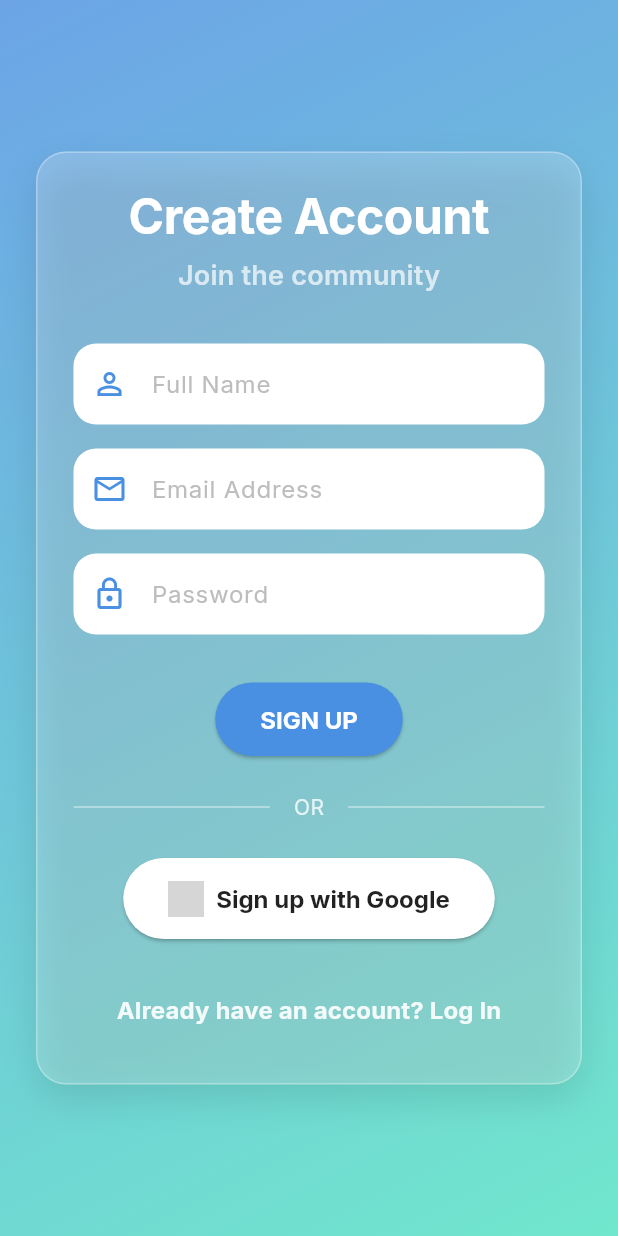
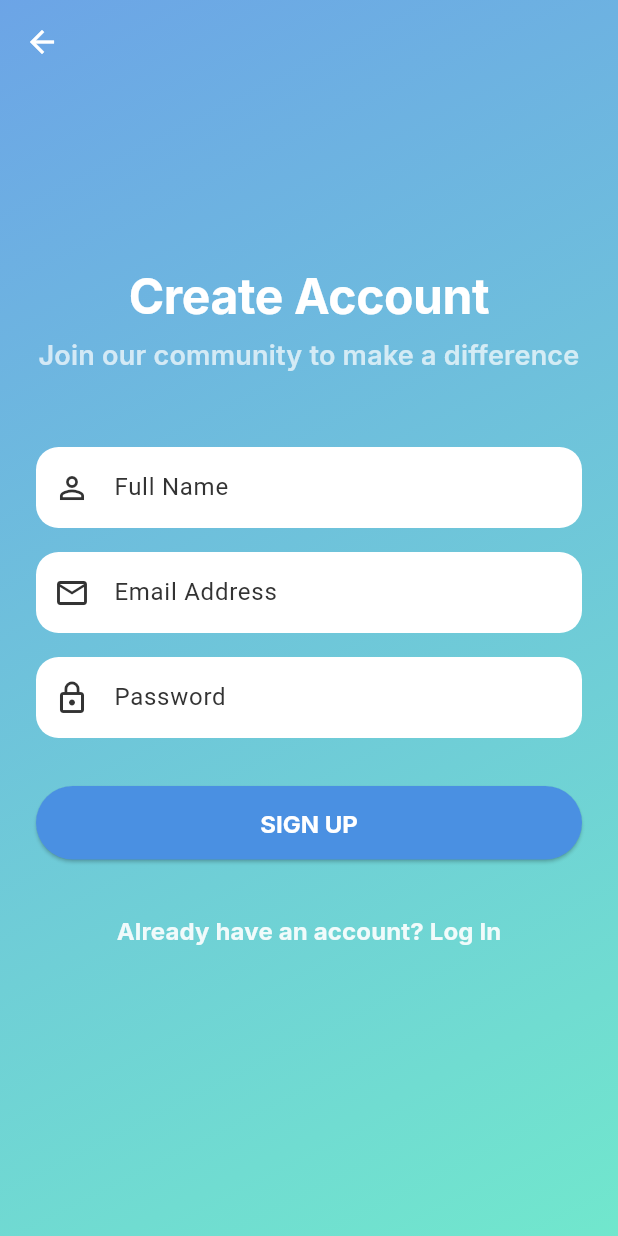
Before and after one commit to nikzdev04/Samadhanam-Civic-Issue-Reporting-Platform, a Flutter app: the SignUpScreen screen opened by its route, on a phone screen of 412 x 824 dp. Run offline on Flutter 3.47's test engine with Material 3 defaults, Android fonts, the phone set to English and light mode, and no system bars; our stand-ins replace flutter_secure_storage, geocoding, geolocator, google_fonts, image_picker; missing offline and left inert: mongo_dart; accounts and stored records are empty; grey boxes are pictures that could not be loaded.

Commit message:
user created

```diff
--- a/and_frontend/lib/features/auth/screens/signup_screen.dart
+++ b/and_frontend/lib/features/auth/screens/signup_screen.dart
@@ -1,9 +1,6 @@
 import 'package:flutter/material.dart';
-// NEW: Import required packages
-import 'package:google_sign_in/google_sign_in.dart';
-import 'package:http/http.dart' as http;
-import 'dart:convert';
-import 'package:flutter/foundation.dart' show kIsWeb;
+import 'package:helpcivic/app/router.dart';
+import 'package:helpcivic/mongodb.dart';
 
 class SignUpScreen extends StatefulWidget {
   const SignUpScreen({super.key});
@@ -16,69 +13,67 @@ class _SignUpScreenState extends State<SignUpScreen> with SingleTickerProviderSt
   late AnimationController _controller;
   late Animation<double> _scaleAnimation;
 
-  // NEW: Add GoogleSignIn instance and backend URL
-  final GoogleSignIn _googleSignIn = GoogleSignIn(
-    clientId: kIsWeb ? 'YOUR_WEB_CLIENT_ID.apps.googleusercontent.com' : null,
-  );
-  final String serverUrl = 'http://10.0.2.2:5001';
+  final _nameController = TextEditingController();
+  final _emailController = TextEditingController();
+  final _passwordController = TextEditingController();
+  final _formKey = GlobalKey<FormState>();
+  bool _isLoading = false;
 
   @override
   void initState() {
     super.initState();
-    // ... existing animations
-    _controller = AnimationController(
-      vsync: this,
-      duration: const Duration(milliseconds: 500),
-    );
-    _scaleAnimation = Tween<double>(begin: 0.5, end: 1.0).animate(
-      CurvedAnimation(parent: _controller, curve: Curves.easeInOut),
-    );
+    _controller = AnimationController(vsync: this, duration: const Duration(milliseconds: 500));
+    _scaleAnimation = Tween<double>(begin: 0.5, end: 1.0).animate(CurvedAnimation(parent: _controller, curve: Curves.easeInOut));
     _controller.forward();
   }
 
-  // NEW: Add the Google Sign-In logic handler (same as in login screen)
-  Future<void> _handleGoogleSignUp() async {
-    try {
-      final GoogleSignInAccount? googleUser = await _googleSignIn.signIn();
-      if (googleUser == null) return; // User cancelled
+  // --- UPDATED: Signup logic now connects to MongoDB ---
+  Future<void> _handleSignUp() async {
+    if (_formKey.currentState!.validate()) {
+      setState(() => _isLoading = true);
 
-      final GoogleSignInAuthentication googleAuth = await googleUser.authentication;
-      final String? idToken = googleAuth.idToken;
-      if (idToken == null) return;
+      try {
+        // Create a map of the user data
+        final userData = {
+          'name': _nameController.text.trim(),
+          'email': _emailController.text.trim(),
+          'password': _passwordController.text.trim(), // In a real app, hash this!
+          // Add any other default fields you want
+          'role': 'citizen',
+          'rewardPoints': 0,
+          'complaints': [],
+        };
 
-      final response = await http.post(
-        Uri.parse('$serverUrl/api/auth/google'),
-        headers: {'Content-Type': 'application/json'},
-        body: jsonEncode({'credential': idToken}),
-      );
+        // Call the insertUser function from our MongoDatabase service
+        await MongoDatabase.insertUser(userData);
 
-      if (mounted) {
-        if (response.statusCode == 200) {
-          final data = jsonDecode(response.body);
+        if (mounted) {
           ScaffoldMessenger.of(context).showSnackBar(
-            SnackBar(content: Text('Welcome, ${data['user']['name']}')),
+            SnackBar(content: Text('Welcome, ${_nameController.text.trim()}! Account created.')),
           );
-          Navigator.pushReplacementNamed(context, '/role-selection');
-        } else {
+          // Navigate to the next screen on successful signup
+          Navigator.pushReplacementNamed(context, AppRouter.roleSelection);
+        }
+      } catch (e) {
+        if (mounted) {
           ScaffoldMessenger.of(context).showSnackBar(
-            const SnackBar(content: Text('Sign-up failed on server.')),
+            SnackBar(content: Text('An error occurred: $e')),
           );
         }
-      }
-    } catch (error) {
-      print('Error during Google sign-up: $error');
-      if(mounted){
-        ScaffoldMessenger.of(context).showSnackBar(
-          const SnackBar(content: Text('An error occurred during sign-up.')),
-        );
+      } finally {
+        if (mounted) {
+          setState(() => _isLoading = false);
+        }
       }
     }
   }
 
-
   @override
   void dispose() {
     _controller.dispose();
+    _nameController.dispose();
+    _emailController.dispose();
+    _passwordController.dispose();
     super.dispose();
   }
 
@@ -86,14 +81,16 @@ class _SignUpScreenState extends State<SignUpScreen> with SingleTickerProviderSt
   Widget build(BuildContext context) {
     final theme = Theme.of(context);
     return Scaffold(
+      appBar: AppBar(
+        backgroundColor: Colors.transparent,
+        elevation: 0,
+        leading: BackButton(color: Colors.white),
+      ),
+      extendBodyBehindAppBar: true,
       body: Container(
-        // FIXED: Added the gradient decoration back to the main container
         decoration: BoxDecoration(
           gradient: LinearGradient(
-            colors: [
-              theme.primaryColor.withOpacity(0.8),
-              theme.colorScheme.secondary.withOpacity(0.8),
-            ],
+            colors: [theme.primaryColor.withOpacity(0.8), theme.colorScheme.secondary.withOpacity(0.8)],
             begin: Alignment.topLeft,
             end: Alignment.bottomRight,
           ),
@@ -103,77 +100,46 @@ class _SignUpScreenState extends State<SignUpScreen> with SingleTickerProviderSt
             padding: const EdgeInsets.all(24.0),
             child: ScaleTransition(
               scale: _scaleAnimation,
-              child: Container(
-                // FIXED: Added the card styling back to this container
-                padding: const EdgeInsets.all(24.0),
-                decoration: BoxDecoration(
-                  color: Colors.white.withOpacity(0.2),
-                  borderRadius: BorderRadius.circular(20),
-                  border: Border.all(color: Colors.white.withOpacity(0.3)),
-                  boxShadow: [
-                    BoxShadow(
-                      color: Colors.black.withOpacity(0.1),
-                      blurRadius: 20,
-                      offset: const Offset(0, 10),
-                    )
-                  ],
-                ),
+              child: Form(
+                key: _formKey,
                 child: Column(
                   mainAxisSize: MainAxisSize.min,
+                  crossAxisAlignment: CrossAxisAlignment.stretch,
                   children: [
-                    Text(
-                      'Create Account',
-                      style: theme.textTheme.displayLarge?.copyWith(color: Colors.white),
+                    Text('Create Account', textAlign: TextAlign.center, style: theme.textTheme.displayLarge?.copyWith(color: Colors.white, fontWeight: FontWeight.bold)),
+                    const SizedBox(height: 8),
+                    Text('Join our community to make a difference', textAlign: TextAlign.center, style: theme.textTheme.titleMedium?.copyWith(color: Colors.white70)),
+                    const SizedBox(height: 48),
+                    TextFormField(
+                      controller: _nameController,
+                      decoration: const InputDecoration(labelText: 'Full Name', filled: true, fillColor: Colors.white, prefixIcon: Icon(Icons.person_outline)),
+                      validator: (value) => (value == null || value.isEmpty) ? 'Please enter your name' : null,
                     ),
-                    const SizedBox(height: 8),
-                    Text(
-                      'Join the community',
-                      style: theme.textTheme.titleMedium?.copyWith(color: Colors.white70),
+                    const SizedBox(height: 16),
+                    TextFormField(
+                      controller: _emailController,
+                      decoration: const InputDecoration(labelText: 'Email Address', filled: true, fillColor: Colors.white, prefixIcon: Icon(Icons.email_outlined)),
+                      keyboardType: TextInputType.emailAddress,
+                      validator: (value) => (value == null || !value.contains('@')) ? 'Please enter a valid email' : null,
+                    ),
+                    const SizedBox(height: 16),
+                    TextFormField(
+                      controller: _passwordController,
+                      obscureText: true,
+                      decoration: const InputDecoration(labelText: 'Password', filled: true, fillColor: Colors.white, prefixIcon: Icon(Icons.lock_outline)),
+                      validator: (value) => (value == null || value.length < 6) ? 'Password must be at least 6 characters' : null,
                     ),
                     const SizedBox(height: 32),
-                    _buildTextField(context, 'Full Name', Icons.person_outline),
-                    const SizedBox(height: 16),
-                    _buildTextField(context, 'Email Address', Icons.email_outlined),
-                    const SizedBox(height: 16),
-                    _buildTextField(context, 'Password', Icons.lock_outline, obscureText: true),
-                    const SizedBox(height: 32),
-                    ElevatedButton(
-                      onPressed: () {
-                        // TODO: Implement Signup Logic
-                        Navigator.pushReplacementNamed(context, '/role-selection');
-                      },
+                    _isLoading
+                        ? const Center(child: CircularProgressIndicator(color: Colors.white))
+                        : ElevatedButton(
+                      onPressed: _handleSignUp,
                       child: const Text('SIGN UP'),
                     ),
                     const SizedBox(height: 24),
-                    Row(
-                      children: [
-                        Expanded(child: Divider(color: Colors.white.withOpacity(0.5))),
-                        Padding(
-                          padding: const EdgeInsets.symmetric(horizontal: 16.0),
-                          child: Text('OR', style: TextStyle(color: Colors.white.withOpacity(0.8))),
-                        ),
-                        Expanded(child: Divider(color: Colors.white.withOpacity(0.5))),
-                      ],
-                    ),
-                    const SizedBox(height: 24),
-                    ElevatedButton.icon(
-                      icon: Image.asset('assets/google_logo.jpg', height: 24.0),
-                      label: const Text('Sign up with Google'),
-                      onPressed: _handleGoogleSignUp,
-                      style: ElevatedButton.styleFrom(
-                        backgroundColor: Colors.white,
-                        foregroundColor: Colors.black87,
-                      ),
-                    ),
-                    const SizedBox(height: 24),
                     TextButton(
-                      onPressed: () {
-                        Navigator.pop(context);
-                      },
-                      child: Text(
-                        'Already have an account? Log In',
-                        style: TextStyle(color: Colors.white.withOpacity(0.9)),
-                      ),
+                      onPressed: () => Navigator.pop(context),
+                      child: Text('Already have an account? Log In', style: TextStyle(color: Colors.white.withOpacity(0.9))),
                     ),
                   ],
                 ),
@@ -184,15 +150,4 @@ class _SignUpScreenState extends State<SignUpScreen> with SingleTickerProviderSt
       ),
     );
   }
-
-  Widget _buildTextField(BuildContext context, String hint, IconData icon, {bool obscureText = false}) {
-    return TextField(
-      obscureText: obscureText,
-      decoration: InputDecoration(
-        hintText: hint,
-        prefixIcon: Icon(icon, color: Theme.of(context).primaryColor),
-      ),
-      style: const TextStyle(color: Colors.black87),
-    );
-  }
 }
```
Also changed, not shown: and_frontend/lib/features/auth/screens/login_screen.dart (+53 -155 lines).
